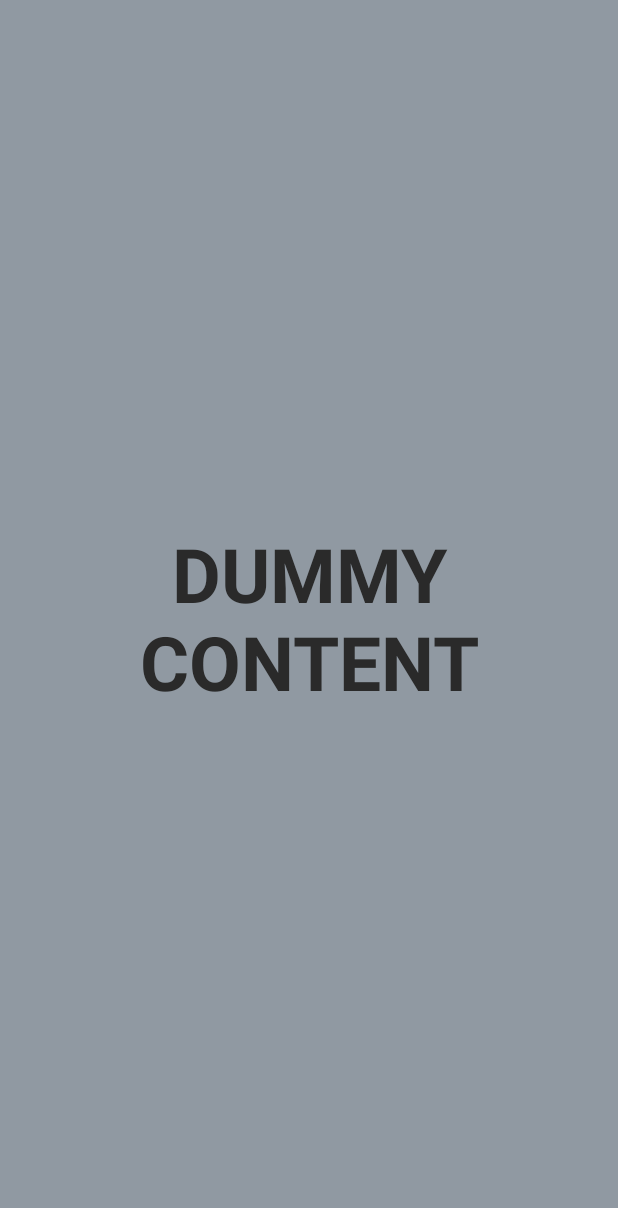
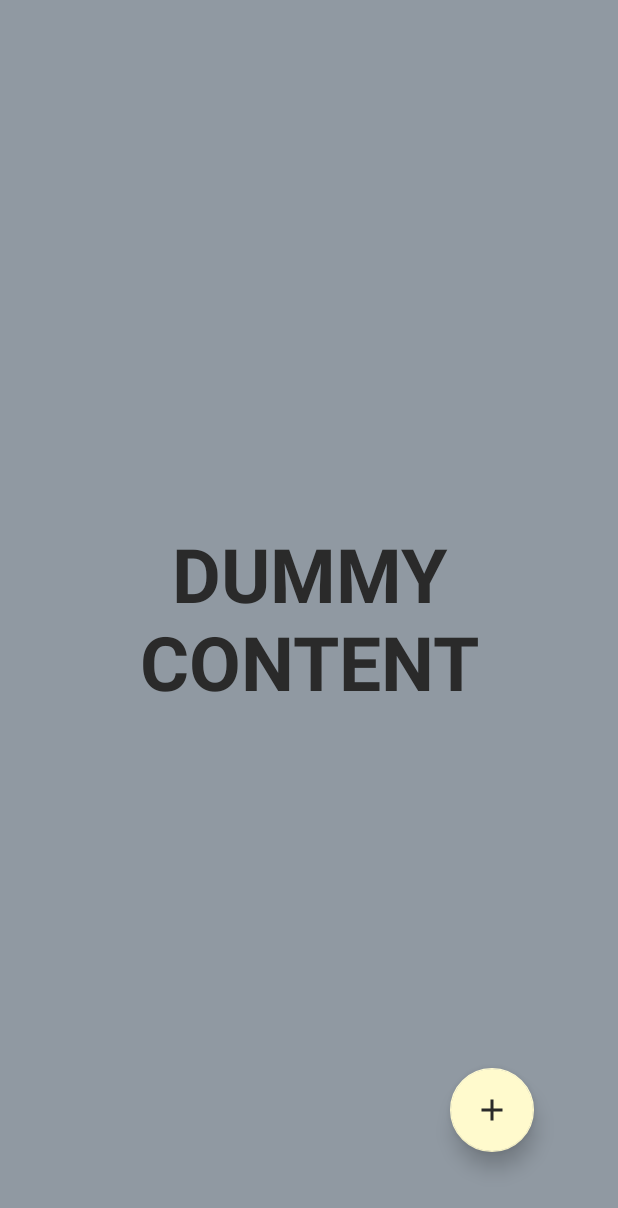
Before and after one commit to iiw/shopmaniac, an Android app: the screen it shows after launch (ShopmaniacActivity), on a phone screen of 412 x 824 dp. Shown: the top 1208 px of the screen. Run offline under Robolectric (Android 15) with nearby library versions, the phone set to English and light mode, and no system bars.

Commit message:
theming and fab

```diff
--- a/app/build.gradle
+++ b/app/build.gradle
@@ -44,4 +44,5 @@ dependencies {
     implementation "androidx.room:room-rxjava2:$room_version"
     // Koin for Android
     implementation 'org.koin:koin-android:2.0.1'
+    implementation 'com.google.android.material:material:1.0.0'
 }
--- /dev/null
+++ b/app/src/main/res/drawable/ic_add_pen_24dp.xml
@@ -0,0 +1,9 @@
+<vector xmlns:android="http://schemas.android.com/apk/res/android"
+        android:width="48dp"
+        android:height="48dp"
+        android:viewportWidth="24.0"
+        android:viewportHeight="24.0">
+    <path
+        android:fillColor="#2a2a2a"
+        android:pathData="M19,13h-6v6h-2v-6H5v-2h6V5h2v6h6v2z"/>
+</vector>
--- a/app/src/main/res/layout/activity_fullscreen.xml
+++ b/app/src/main/res/layout/activity_fullscreen.xml
@@ -1,5 +1,6 @@
 <?xml version="1.0" encoding="utf-8"?>
 <FrameLayout xmlns:android="http://schemas.android.com/apk/res/android"
+             xmlns:app="http://schemas.android.com/apk/res-auto"
              xmlns:tools="http://schemas.android.com/tools"
              android:layout_width="match_parent"
              android:layout_height="match_parent"
@@ -17,4 +18,23 @@
         android:textSize="50sp"
         android:textStyle="bold" />
 
+    <com.google.android.material.floatingactionbutton.FloatingActionButton
+        android:id="@+id/button_add"
+        style="@style/Widget.AppCompat.Button.Borderless"
+        android:layout_width="wrap_content"
+        android:layout_height="wrap_content"
+        android:layout_gravity="bottom|end"
+        android:layout_marginEnd="56dp"
+        android:layout_marginRight="56dp"
+        android:layout_marginBottom="56dp"
+        android:clickable="true"
+        android:focusable="true"
+        android:src="@drawable/ic_add_pen_24dp"
+        app:elevation="8dp" />
+
+    <androidx.recyclerview.widget.RecyclerView
+        android:id="@+id/items_recycler_view"
+        android:layout_width="match_parent"
+        android:layout_height="match_parent" />
+
 </FrameLayout>
--- a/app/src/main/res/values/colors.xml
+++ b/app/src/main/res/values/colors.xml
@@ -1,6 +1,8 @@
 <?xml version="1.0" encoding="utf-8"?>
 <resources>
+    <color name="salad">#00552a</color>
     <color name="paper">#D5D5D5</color>
+    <color name="sunshine">#fffacd</color>
     <color name="dusty">#96858F</color>
     <color name="lavendar">#6d7993</color>
     <color name="overcast">#9099A2</color>
--- a/app/src/main/res/values/styles.xml
+++ b/app/src/main/res/values/styles.xml
@@ -3,9 +3,9 @@
     <!-- Base application theme. -->
     <style name="AppTheme" parent="Theme.AppCompat.Light.DarkActionBar">
         <!-- Customize your theme here. -->
-        <!--<item name="colorPrimary">@color/colorPrimary</item>-->
-        <!--<item name="colorPrimaryDark">@color/colorPrimaryDark</item>-->
-        <!--<item name="colorAccent">@color/colorAccent</item>-->
+        <item name="colorPrimary">@color/dusty</item>
+        <item name="colorPrimaryDark">@color/overcast</item>
+        <item name="colorAccent">@color/sunshine</item>
     </style>
 
     <style name="FullscreenTheme" parent="AppTheme">
```
